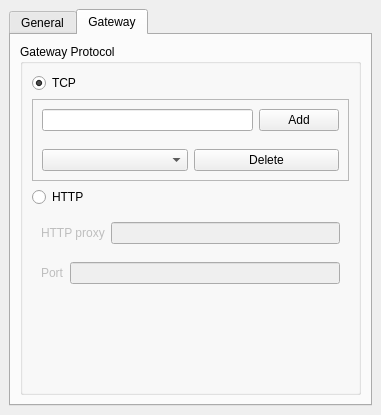
Old version of the form src/gui/dock_widgets/options.ui in the repository marcbowes/mxitc.
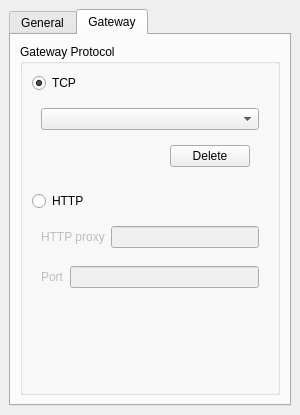
New version of the form.

What changed in the file:
```diff
--- a/src/gui/dock_widgets/options.ui
+++ b/src/gui/dock_widgets/options.ui
@@ -6,7 +6,7 @@
    <rect>
     <x>0</x>
     <y>0</y>
-    <width>381</width>
+    <width>300</width>
     <height>415</height>
    </rect>
   </property>
@@ -78,47 +78,26 @@
             </widget>
            </item>
            <item>
-            <widget class="QFrame" name="frame">
-             <property name="frameShape">
-              <enum>QFrame::StyledPanel</enum>
-             </property>
-             <property name="frameShadow">
-              <enum>QFrame::Raised</enum>
-             </property>
-             <layout class="QVBoxLayout" name="verticalLayout_5">
-              <property name="spacing">
-               <number>0</number>
-              </property>
-              <property name="margin">
-               <number>0</number>
-              </property>
+            <widget class="QWidget" name="widget_2" native="true">
+             <layout class="QVBoxLayout" name="verticalLayout_6">
+              <item>
+               <widget class="QComboBox" name="comboBox"/>
+              </item>
               <item>
                <widget class="QWidget" name="widget" native="true">
                 <layout class="QHBoxLayout" name="horizontalLayout_5">
                  <item>
-                  <widget class="QLineEdit" name="lineEdit_2"/>
-                 </item>
-                 <item>
-                  <widget class="QPushButton" name="pushButton">
-                   <property name="sizePolicy">
-                    <sizepolicy hsizetype="Minimum" vsizetype="Minimum">
-                     <horstretch>0</horstretch>
-                     <verstretch>0</verstretch>
-                    </sizepolicy>
+                  <spacer name="horizontalSpacer">
+                   <property name="orientation">
+                    <enum>Qt::Horizontal</enum>
                    </property>
-                   <property name="text">
-                    <string>Add</string>
+                   <property name="sizeHint" stdset="0">
+                    <size>
+                     <width>40</width>
+                     <height>20</height>
+                    </size>
                    </property>
-                  </widget>
-                 </item>
-                </layout>
-               </widget>
-              </item>
-              <item>
-               <widget class="QWidget" name="widget_2" native="true">
-                <layout class="QHBoxLayout" name="horizontalLayout_6">
-                 <item>
-                  <widget class="QComboBox" name="comboBox"/>
+                  </spacer>
                  </item>
                  <item>
                   <widget class="QPushButton" name="pushButton_2">
```
